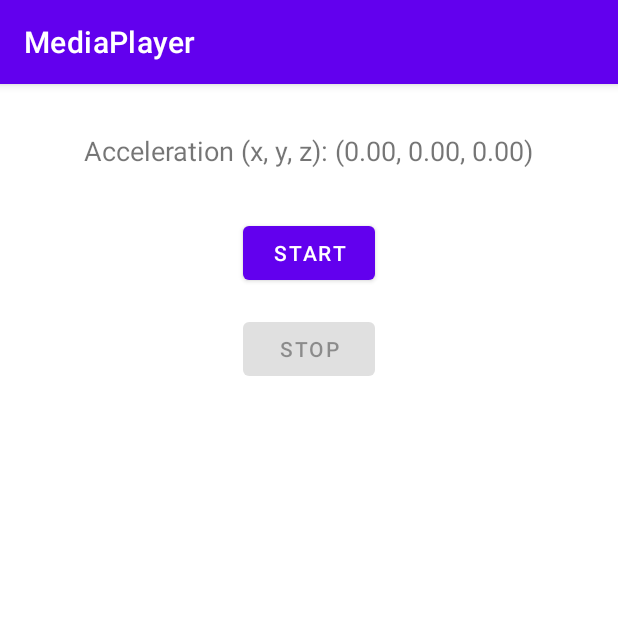
After one commit to lucianok-2/MediaPlayer_F, an Android app: the Acelerometro screen opened directly, with no data from a screen before it, on a phone screen of 412 x 824 dp, the top half of it. The commit adds this screen. Run offline under Robolectric (Android 15) with nearby library versions, the phone set to English and light mode, and no system bars.

Commit message:
todo bem

```diff
--- /dev/null
+++ b/app/src/main/java/com/example/mediaplayer/Acelerometro.java
@@ -0,0 +1,150 @@
+package com.example.mediaplayer;
+
+import androidx.appcompat.app.AppCompatActivity;
+
+import android.content.res.Resources;
+import android.hardware.Sensor;
+import android.hardware.SensorEvent;
+import android.hardware.SensorEventListener;
+import android.hardware.SensorManager;
+import android.media.MediaPlayer;
+import android.os.Bundle;
+import android.view.View;
+import android.widget.Button;
+import android.widget.TextView;
+
+public class Acelerometro extends AppCompatActivity implements SensorEventListener {
+
+    private SensorManager sensorManager;
+    private Sensor accelerometer;
+    private TextView accelerationTextView;
+
+    private Button startButton;
+    private Button stopButton;
+    private boolean isStarted;
+    private MediaPlayer mediaPlayer;
+    private MediaPlayer victorySound;
+    private MediaPlayer defeatSound;
+    private int mov = 0;
+    private int nomove = 1;
+
+    @Override
+    protected void onCreate(Bundle savedInstanceState) {
+        super.onCreate(savedInstanceState);
+        setContentView(R.layout.activity_acelerometro);
+
+        mediaPlayer = MediaPlayer.create(this, R.raw.fondo);
+        mediaPlayer.start();
+
+        victorySound = MediaPlayer.create(this, R.raw.victory);
+        defeatSound = MediaPlayer.create(this, R.raw.defeat);
+
+        accelerationTextView = findViewById(R.id.accelerationTextView);
+        startButton = findViewById(R.id.startButton);
+        stopButton = findViewById(R.id.stopButton);
+        sensorManager = (SensorManager) getSystemService(SENSOR_SERVICE);
+        accelerometer = sensorManager.getDefaultSensor(Sensor.TYPE_ACCELEROMETER);
+
+        // Agregar un OnClickListener para el botón "Start"
+        startButton.setOnClickListener(new View.OnClickListener() {
+
+            @Override
+            public void onClick(View v) {
+                // Registrar el SensorEventListener para el acelerómetro
+                sensorManager.registerListener(Acelerometro.this, accelerometer, SensorManager.SENSOR_DELAY_NORMAL);
+                startButton.setEnabled(false); // Deshabilitar el botón "Start"
+                stopButton.setEnabled(true); // Habilitar el botón "Stop"
+                isStarted = true;
+                nomove =1;
+            }
+        });
+
+        // Agregar un OnClickListener para el botón "Stop"
+        stopButton.setOnClickListener(new View.OnClickListener() {
+            @Override
+            public void onClick(View v) {
+                // Detener la detección del acelerómetro
+                sensorManager.unregisterListener(Acelerometro.this);
+                startButton.setEnabled(true); // Habilitar el botón "Start"
+                stopButton.setEnabled(false); // Deshabilitar el botón "Stop"
+                isStarted = false;
+
+                // Comprobar si se ha reproducido el sonido de victoria
+                if (nomove == 1) {
+                    // No se ha reproducido el sonido de victoria, reproducir el sonido de derrota
+                    mediaPlayer.pause();
+                    defeatSound.start();
+
+                    defeatSound.setOnCompletionListener(new MediaPlayer.OnCompletionListener() {
+                        @Override
+                        public void onCompletion(MediaPlayer mp) {
+                            // Reanudar la música de fondo
+                            mediaPlayer.start();
+                        }
+                    });
+                }
+            }
+        });
+
+        // Deshabilitar el botón "Stop" al inicio
+        stopButton.setEnabled(false);
+
+        // Mostrar la información del sensor de aceleración en el TextView
+        Resources res = getResources();
+        String acceleration = res.getString(R.string.acceleration);
+        String initialText = acceleration + " (x, y, z): (0.00, 0.00, 0.00)";
+        accelerationTextView.setText(initialText);
+    }
+
+    @Override
+    protected void onPause() {
+        super.onPause();
+        // Detener la detección del acelerómetro cuando la actividad se pausa
+        sensorManager.unregisterListener(this);
+    }
+
+    @Override
+    public void onSensorChanged(SensorEvent event) {
+        if (event.sensor.getType() == Sensor.TYPE_ACCELEROMETER) {
+            float x = event.values[0];
+            float y = event.values[1];
+            float z = event.values[2];
+
+            // Actualizar el TextView con los valores de aceleración
+            Resources res = getResources();
+            String acceleration = res.getString(R.string.acceleration);
+            String text = acceleration + " (x, y, z): (" + x + ", " + y + ", " + z + ")";
+            accelerationTextView.setText(text);
+
+            // Comprobar si se cumple la condición para reproducir el sonido de victoria
+            if (event.values[0] < -10 && mov == 0) {
+                mov++;
+                nomove = 1;
+
+            } else {
+                if (event.values[0] > 10 && mov == 1) {
+                    mov++;
+                }
+            }
+            if (mov == 2) {
+                mov = 0;
+                nomove = 0;
+                mediaPlayer.pause();
+                victorySound.start();
+
+                victorySound.setOnCompletionListener(new MediaPlayer.OnCompletionListener() {
+                    @Override
+                    public void onCompletion(MediaPlayer mp) {
+                        // Reanudar la música de fondo
+                        mediaPlayer.start();
+                    }
+                });
+            }
+        }
+    }
+
+    @Override
+    public void onAccuracyChanged(Sensor sensor, int accuracy) {
+        // No es necesario hacer nada aquí
+    }
+}
--- /dev/null
+++ b/app/src/main/res/layout/activity_acelerometro.xml
@@ -0,0 +1,34 @@
+<?xml version="1.0" encoding="utf-8"?>
+<RelativeLayout xmlns:android="http://schemas.android.com/apk/res/android"
+    android:layout_width="match_parent"
+    android:layout_height="match_parent">
+
+    <TextView
+        android:id="@+id/accelerationTextView"
+        android:layout_width="wrap_content"
+        android:layout_height="wrap_content"
+        android:layout_centerHorizontal="true"
+        android:layout_marginTop="32dp"
+        android:text="Acceleration (x, y, z): (0.00, 0.00, 0.00)"
+        android:textSize="18sp" />
+
+    <Button
+        android:id="@+id/startButton"
+        android:layout_width="wrap_content"
+        android:layout_height="wrap_content"
+        android:layout_below="@id/accelerationTextView"
+        android:layout_centerHorizontal="true"
+        android:layout_marginTop="32dp"
+        android:text="Start" />
+
+    <Button
+        android:id="@+id/stopButton"
+        android:layout_width="wrap_content"
+        android:layout_height="wrap_content"
+        android:layout_below="@id/startButton"
+        android:layout_centerHorizontal="true"
+        android:layout_marginTop="16dp"
+        android:text="Stop"
+        android:enabled="false" />
+
+</RelativeLayout>
```
Also changed, not shown: app/src/main/AndroidManifest.xml (+6 -1 lines), app/src/main/java/com/example/mediaplayer/MainActivity.java (+22 -11 lines), app/src/main/res/layout/activity_main.xml (+8 -1 lines), app/src/main/res/values/strings.xml (+16 -0 lines), 3 other files.
